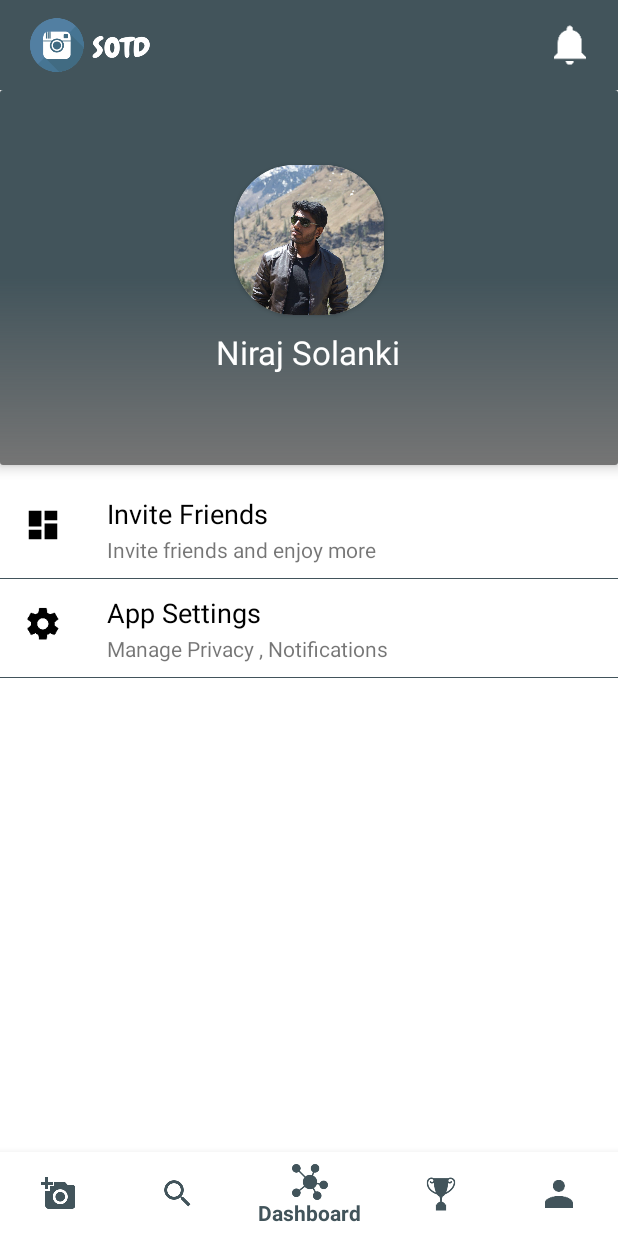
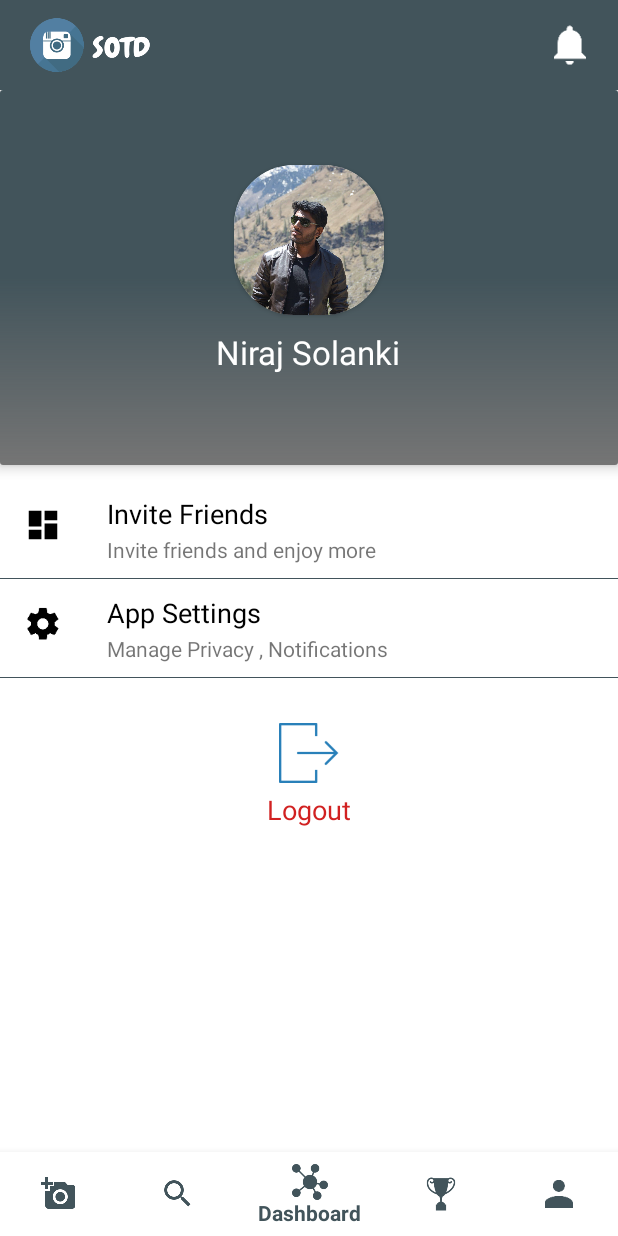
Before and after one commit to Sourabhkhurrana/SOTD, an Android app: the fragment Profile placed in its activity, on a phone screen of 412 x 824 dp. Run offline under Robolectric (Android 15) with nearby library versions, the phone set to English and light mode, and no system bars; libraries missing offline, so code that uses them is left out: com.facebook; 1 statement that could not run was skipped.

Commit message:
Working MainScreen

```diff
--- a/app/src/main/AndroidManifest.xml
+++ b/app/src/main/AndroidManifest.xml
@@ -8,9 +8,9 @@
 
     <application
         android:allowBackup="true"
-        android:icon="@mipmap/ic_launcher_round"
+        android:icon="@drawable/ic_main_logo"
         android:label="@string/app_name"
-        android:roundIcon="@mipmap/ic_launcher_round"
+        android:roundIcon="@drawable/ic_main_logo"
         android:supportsRtl="true"
         android:theme="@style/AppTheme">
         <meta-data
--- a/app/src/main/java/com/nougatstudio/sotd/nougatstudio/Blur.java
+++ b/app/src/main/java/com/nougatstudio/sotd/nougatstudio/Blur.java
@@ -12,8 +12,8 @@ import android.renderscript.ScriptIntrinsicBlur;
  */
 
 public class Blur {
-    private static final float BITMAP_SCALE = 0.8f;
-    private static final float BLUR_RADIUS = 5.5f;
+    private static final float BITMAP_SCALE = 0.3f;
+    private static final float BLUR_RADIUS = 10.5f;
 
     public static Bitmap blur(Context context, Bitmap image) {
         int width = Math.round(image.getWidth() * BITMAP_SCALE);
--- a/app/src/main/res/layout/fragment_profile.xml
+++ b/app/src/main/res/layout/fragment_profile.xml
@@ -143,8 +143,28 @@
                 android:background="@color/GreyLikeAccent"
                 android:layout_width="match_parent"
                 android:layout_height="0.1dp"/>
+            <RelativeLayout
+                android:layout_marginTop="30dp"
+                android:layout_width="match_parent"
+                android:layout_height="match_parent">
+<ImageView
+    android:id="@+id/logout_icon"
+    android:layout_centerHorizontal="true"
+    android:src="@drawable/logout_icon"
+    android:layout_width="40dp"
+    android:layout_height="40dp" />
+                <TextView
+                    android:textColor="@color/red"
+                    android:layout_marginTop="5dp"
+                    android:layout_centerHorizontal="true"
+                    android:layout_below="@id/logout_icon"
+                    android:textSize="18sp"
+                    android:layout_width="wrap_content"
+                    android:text="Logout"
+                    android:layout_height="wrap_content" />
+            </RelativeLayout>
+        </LinearLayout>
 
-        </LinearLayout>
     </ScrollView>
 
 </RelativeLayout>
--- a/app/src/main/res/layout/item_card.xml
+++ b/app/src/main/res/layout/item_card.xml
@@ -20,7 +20,7 @@
             android:layout_height="350dp"
             android:layout_marginBottom="75dp"
             android:contentDescription="@null"
-            android:scaleType="fitXY" />
+            android:scaleType="centerCrop" />
 
         <RelativeLayout
             android:layout_width="match_parent"
```
Also changed, not shown: app/src/main/java/com/nougatstudio/sotd/activity/SignIn.java (+7 -7 lines), app/src/main/res/drawable/logout_icon.png (added).
